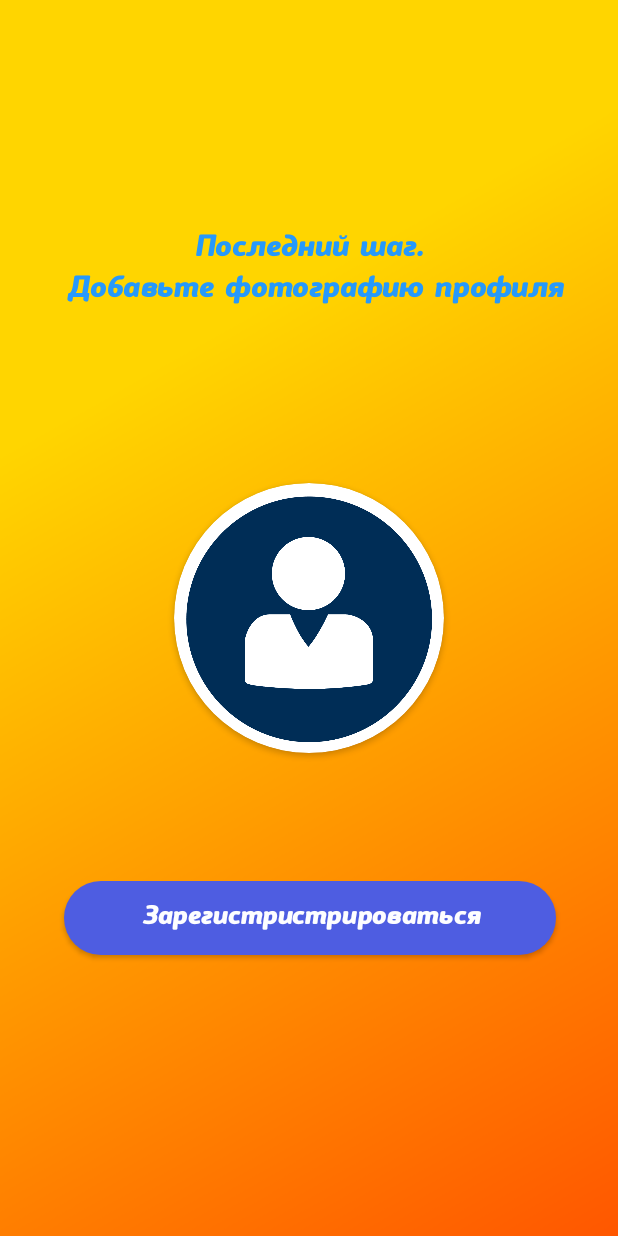
After one commit to Stepan0305/blagodari, an Android app: the AddAvatar screen opened directly, with no data from a screen before it, on a phone screen of 412 x 824 dp. The commit adds this screen. Run offline under Robolectric (Android 15) with nearby library versions, the phone set to English and light mode, and no system bars.

Commit message:
Добавил загрузку авы и сжатие фоток

```diff
--- a/app/build.gradle
+++ b/app/build.gradle
@@ -30,6 +30,7 @@ dependencies {
     implementation 'androidx.navigation:navigation-fragment:2.2.2'
     implementation 'androidx.navigation:navigation-ui:2.2.2'
     implementation 'androidx.lifecycle:lifecycle-extensions:2.2.0'
+    implementation 'de.hdodenhof:circleimageview:3.1.0'
     testImplementation 'junit:junit:4.12'
     androidTestImplementation 'androidx.test.ext:junit:1.1.1'
     androidTestImplementation 'androidx.test.espresso:espresso-core:3.2.0'
--- a/app/src/main/AndroidManifest.xml
+++ b/app/src/main/AndroidManifest.xml
@@ -9,7 +9,8 @@
         android:roundIcon="@drawable/newlogo"
         android:supportsRtl="true"
         android:theme="@style/AppTheme">
-        <activity android:name=".AllUserChatsActivity"></activity>
+        <activity android:name=".AddAvatar"/>
+        <activity android:name=".AllUserChatsActivity" />
         <activity android:name=".ChatActivity" />
         <activity android:name=".AboutUs" />
         <activity android:name=".HistoryActivity" />
--- /dev/null
+++ b/app/src/main/java/com/example/blagodari/AddAvatar.java
@@ -0,0 +1,84 @@
+package com.example.blagodari;
+
+import androidx.annotation.Nullable;
+import androidx.appcompat.app.AppCompatActivity;
+
+import android.content.Intent;
+import android.graphics.Bitmap;
+import android.graphics.drawable.BitmapDrawable;
+import android.net.Uri;
+import android.os.Bundle;
+import android.provider.MediaStore;
+import android.view.View;
+import android.widget.Button;
+import android.widget.ImageView;
+
+import com.example.blagodari.Models.DBhelper;
+import com.example.blagodari.Models.User;
+
+import java.io.IOException;
+
+public class AddAvatar extends AppCompatActivity {
+    ImageView avatar;
+    Button signUp;
+    long time;
+    String name, surname, passwd, email;
+    private static final int PICK_IMG = 1;
+    Uri imageUri;
+    Bitmap photoBitmap;
+
+    @Override
+    protected void onCreate(Bundle savedInstanceState) {
+        super.onCreate(savedInstanceState);
+        setContentView(R.layout.activity_add_avatar);
+        avatar = findViewById(R.id.imgAddAvatar);
+        signUp = findViewById(R.id.btnFinishSignUp);
+        Intent i = getIntent();
+        time = i.getLongExtra("time", 0);
+        name = i.getStringExtra("name");
+        surname = i.getStringExtra("surname");
+        passwd = i.getStringExtra("passwd");
+        email = i.getStringExtra("email");
+    }
+
+    public void finishSignUp(View v) {
+        if (v.getId() == avatar.getId()) {
+            Intent gallery = new Intent();
+            gallery.setType("image/*");
+            gallery.setAction(Intent.ACTION_GET_CONTENT);
+            startActivityForResult(Intent.createChooser(gallery, "Select picture"), PICK_IMG);
+        } else if (v.getId()==signUp.getId()){
+            if (photoBitmap==null){
+                avatar.setImageResource(R.drawable.nophoto);
+            }
+            Bitmap bitmap = ((BitmapDrawable) avatar.getDrawable()).getBitmap();
+            Bitmap bitmapSmall;
+            if (bitmap.getByteCount()>250000){
+                bitmapSmall=User.resizeBitmap(bitmap);
+            } else{
+                bitmapSmall=bitmap;
+            }
+            User u=new User(name, surname, passwd, email, time, bitmapSmall);
+            DBhelper dBhelper=new DBhelper(this);
+            System.out.println(bitmap.getByteCount());
+            System.out.println(bitmapSmall.getByteCount());
+            dBhelper.addUser(u);
+            Intent i=new Intent(this, LoginActivity.class);
+            startActivity(i);
+        }
+    }
+    @Override
+    protected void onActivityResult(int requestCode, int resultCode, @Nullable Intent data) {
+        super.onActivityResult(requestCode, resultCode, data);
+        if (requestCode==PICK_IMG && resultCode==RESULT_OK){
+            imageUri=data.getData(); //получить uri
+            try {
+                Bitmap bitmap= MediaStore.Images.Media.getBitmap(getContentResolver(), imageUri);
+                avatar.setImageBitmap(bitmap);
+                photoBitmap=bitmap;
+            } catch (IOException e){
+                e.printStackTrace();
+            }
+        }
+    }
+}
--- a/app/src/main/java/com/example/blagodari/Models/DBhelper.java
+++ b/app/src/main/java/com/example/blagodari/Models/DBhelper.java
@@ -347,7 +347,7 @@ public class DBhelper extends SQLiteOpenHelper {
             int id = c.getInt(c.getColumnIndex(KEY_ID_NEWS));
             String title = c.getString(c.getColumnIndex(NEWS_TITLE));
             int index = c.getColumnIndex(NEWS_TEXT.toLowerCase());
-            String text = c.getString(c.getColumnIndex(NEWS_TEXT));//а тут только в 1 месте
+            String text = c.getString(2);//а тут только в 1 месте
             String photo = c.getString(c.getColumnIndex(NEWS_PHOTO));
             long time = c.getLong(c.getColumnIndex(NEWS_TIME_CREATED));
             News n = new News(id, title, text, photo, time);
--- /dev/null
+++ b/app/src/main/res/layout/activity_add_avatar.xml
@@ -0,0 +1,62 @@
+<?xml version="1.0" encoding="utf-8"?>
+<androidx.constraintlayout.widget.ConstraintLayout xmlns:android="http://schemas.android.com/apk/res/android"
+    xmlns:app="http://schemas.android.com/apk/res-auto"
+    xmlns:tools="http://schemas.android.com/tools"
+    android:layout_width="match_parent"
+    android:layout_height="match_parent"
+    android:background="@drawable/background"
+    tools:context=".AddAvatar">
+
+    <TextView
+        android:layout_width="match_parent"
+        android:layout_height="58dp"
+        android:text="Последний шаг.\n Добавьте фотографию профиля"
+        app:layout_constraintBottom_toBottomOf="parent"
+        app:layout_constraintEnd_toEndOf="parent"
+        app:layout_constraintHorizontal_bias="0.5"
+        app:layout_constraintStart_toStartOf="parent"
+        app:layout_constraintTop_toTopOf="parent"
+        app:layout_constraintVertical_bias="0.195"
+        android:fontFamily="@font/tchoitalic"
+        android:gravity="center"
+        android:textColor="@color/lightBlue"
+        android:textSize="27sp"/>
+
+    <androidx.cardview.widget.CardView
+        android:id="@+id/view2"
+        android:layout_width="180dp"
+        android:layout_height="180dp"
+        android:layout_centerHorizontal="true"
+        app:cardCornerRadius="90dp"
+        app:layout_constraintBottom_toBottomOf="parent"
+        app:layout_constraintEnd_toEndOf="parent"
+        app:layout_constraintStart_toStartOf="parent"
+        app:layout_constraintTop_toTopOf="parent">
+
+        <ImageView
+            android:id="@+id/imgAddAvatar"
+            android:onClick="finishSignUp"
+            android:layout_width="match_parent"
+            android:layout_height="match_parent"
+            android:scaleType="centerCrop"
+            android:src="@drawable/avatar" />
+    </androidx.cardview.widget.CardView>
+<Button
+    android:id="@+id/btnFinishSignUp"
+    android:layout_width="328.32dp"
+    android:layout_height="49dp"
+    android:onClick="finishSignUp"
+    android:layout_marginTop="300dp"
+    android:background="@drawable/buttons"
+    android:fontFamily="@font/tchoitalic"
+    android:text="Зарегистристрироваться"
+    android:textAllCaps="false"
+    android:textColor="@color/Wh"
+    android:textSize="24sp"
+    app:layout_constraintBottom_toBottomOf="parent"
+    app:layout_constraintEnd_toEndOf="parent"
+    app:layout_constraintHorizontal_bias="0.506"
+    app:layout_constraintStart_toStartOf="parent"
+    app:layout_constraintTop_toTopOf="parent"
+    app:layout_constraintVertical_bias="0.606"/>
+</androidx.constraintlayout.widget.ConstraintLayout>
--- a/app/src/main/res/layout/activity_main.xml
+++ b/app/src/main/res/layout/activity_main.xml
@@ -120,7 +120,7 @@
         android:background="@drawable/buttons"
         android:onClick="Tap1"
         android:fontFamily="@font/tchoitalic"
-        android:text="Зарегистристрироваться"
+        android:text="Далее"
         android:textAllCaps="false"
         android:textColor="@color/Wh"
         android:textSize="24sp"
```
Also changed, not shown: app/src/main/java/com/example/blagodari/AddNewRequestActivity.java (+10 -2 lines), app/src/main/java/com/example/blagodari/AddNewsActivity.java (+7 -1 lines), app/src/main/java/com/example/blagodari/MainActivity.java (+9 -4 lines), app/src/main/java/com/example/blagodari/Models/News.java (+20 -0 lines), app/src/main/java/com/example/blagodari/Models/Request.java (+8 -4 lines), app/src/main/java/com/example/blagodari/Models/User.java (+20 -0 lines), app/src/main/res/drawable-hdpi/avatar.png, app/src/main/res/drawable-ldpi/avatar.png, app/src/main/res/drawable-mdpi/avatar.png, app/src/main/res/drawable-xhdpi/avatar.png, app/src/main/res/drawable-xxhdpi/avatar.png, app/src/main/res/drawable-xxxhdpi/avatar.png.
